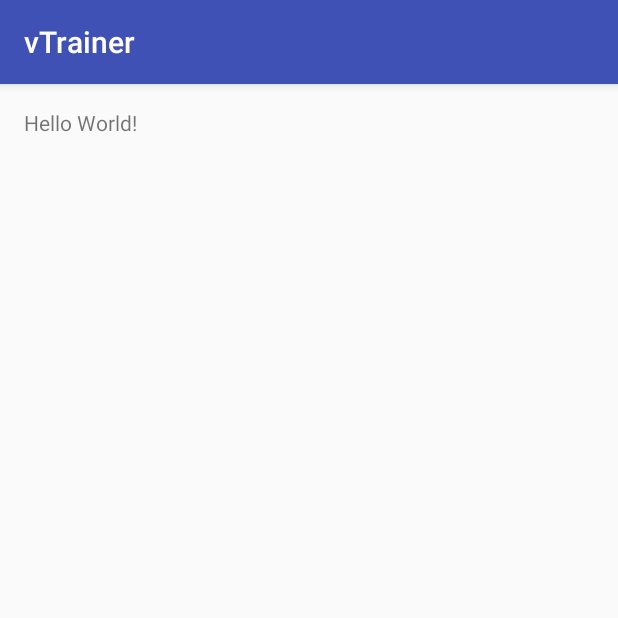
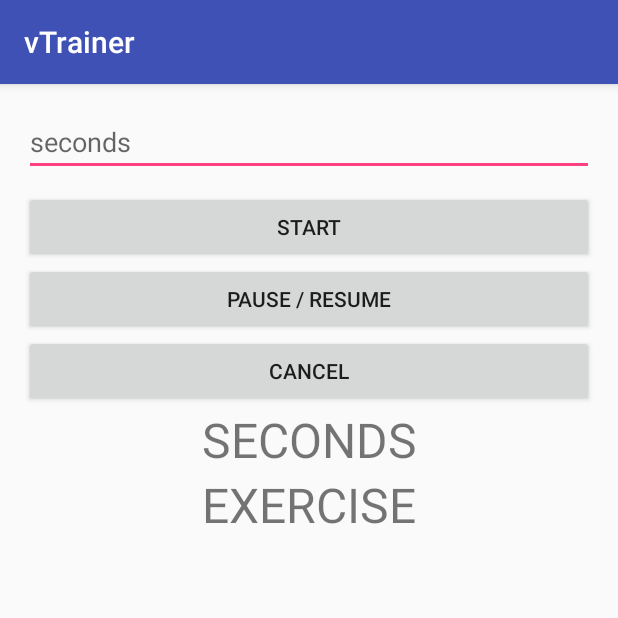
Before and after one commit to Tanagent/vTrainer, an Android app: the screen it shows after launch (MainActivity), on a phone screen of 412 x 824 dp, the top half of it. Run offline under Robolectric (Android 15) with nearby library versions, the phone set to English and light mode, and no system bars.

Commit message:
added a timer with start and cancel functionalities

```diff
--- a/app/src/main/java/com/tanagent/brian/vtrainer/MainActivity.java
+++ b/app/src/main/java/com/tanagent/brian/vtrainer/MainActivity.java
@@ -1,13 +1,108 @@
 package com.tanagent.brian.vtrainer;
 
+import android.os.CountDownTimer;
 import android.support.v7.app.AppCompatActivity;
 import android.os.Bundle;
+import android.util.Log;
+import android.view.View;
+import android.widget.Button;
+import android.widget.EditText;
+import android.widget.TextView;
 
 public class MainActivity extends AppCompatActivity {
+
+    private EditText editText;
+    private Button buttonStart;
+    private Button buttonCancel;
+    private Button buttonPause;
+    private TextView textView;
+    private TextView exerciseText;
+    private CountDownTimer countDownTimer;
+    private boolean isPaused = false;
+    private int secondsLeft;
 
     @Override
     protected void onCreate(Bundle savedInstanceState) {
         super.onCreate(savedInstanceState);
         setContentView(R.layout.activity_main);
+
+        editText = (EditText) findViewById(R.id.edit_seconds);
+        buttonStart = (Button) findViewById(R.id.start_btn);
+        buttonPause = (Button) findViewById(R.id.pause_btn);
+        buttonCancel = (Button) findViewById(R.id.cancel_btn);
+        textView = (TextView) findViewById(R.id.seconds_text);
+        exerciseText = (TextView) findViewById(R.id.exercise_text);
+
+        buttonStart.setOnClickListener(new View.OnClickListener() {
+
+            @Override
+            public void onClick(View v) {
+                String text = editText.getText().toString();
+                if(!text.equalsIgnoreCase("")) {
+                    int seconds = 0;
+                    if(countDownTimer == null) {
+                        seconds = Integer.valueOf(text);
+                    } else {
+                        seconds = secondsLeft;
+                    }
+                    if(countDownTimer == null) {
+                        countDownTimer = new CountDownTimer(seconds * 1000, 1000) {
+                            int count = 0;
+                            @Override
+                            public void onTick(long millisUntilFinished) {
+                                textView.setText("seconds: " + (int) (millisUntilFinished / 1000));
+                                secondsLeft = (int) (millisUntilFinished / 1000);
+                                if (count <= 15) {
+                                    count++;
+                                    Log.i("count", String.valueOf(count));
+                                    exerciseText.setText("DO SOMETHING");
+                                } else if (count > 15 && count <= 20) {
+                                    count++;
+                                    Log.i("count", String.valueOf(count));
+                                    exerciseText.setText("REST");
+                                } else {
+                                    count = 0;
+                                    Log.i("count", String.valueOf(count));
+                                }
+                            }
+
+                            @Override
+                            public void onFinish() {
+                                textView.setText("FINISHED");
+                            }
+
+                        }.start();
+                    }
+                }
+            }
+        });
+
+        buttonPause.setOnClickListener(new View.OnClickListener() {
+            @Override
+            public void onClick(View v) {
+                if(countDownTimer != null) {
+                    if (isPaused != false) {
+                        buttonPause.setText("PAUSE");
+                        isPaused = false;
+                    } else {
+                        buttonPause.setText("RESUME");
+                        isPaused = true;
+                    }
+                }
+
+            }
+        });
+
+        buttonCancel.setOnClickListener(new View.OnClickListener() {
+            @Override
+            public void onClick(View v) {
+                if(countDownTimer != null) {
+                    countDownTimer.cancel();
+                    countDownTimer = null;
+                }
+
+                textView.setText("SECONDS");
+            }
+        });
     }
 }
--- a/app/src/main/res/layout/activity_main.xml
+++ b/app/src/main/res/layout/activity_main.xml
@@ -1,16 +1,55 @@
 <?xml version="1.0" encoding="utf-8"?>
-<RelativeLayout xmlns:android="http://schemas.android.com/apk/res/android"
+<LinearLayout xmlns:android="http://schemas.android.com/apk/res/android"
     xmlns:tools="http://schemas.android.com/tools"
     android:layout_width="match_parent"
     android:layout_height="match_parent"
+    android:orientation="vertical"
     android:paddingBottom="@dimen/activity_vertical_margin"
     android:paddingLeft="@dimen/activity_horizontal_margin"
     android:paddingRight="@dimen/activity_horizontal_margin"
     android:paddingTop="@dimen/activity_vertical_margin"
     tools:context="com.tanagent.brian.vtrainer.MainActivity">
 
+    <EditText
+        android:id="@+id/edit_seconds"
+        android:layout_width="match_parent"
+        android:layout_height="wrap_content"
+        android:hint="seconds"
+        android:ems="10"
+        android:inputType="numberSigned"/>
+
+    <Button
+        android:id="@+id/start_btn"
+        android:layout_width="match_parent"
+        android:layout_height="wrap_content"
+        android:layout_marginTop="10dp"
+        android:text="START"/>
+
+    <Button
+        android:id="@+id/pause_btn"
+        android:layout_width="match_parent"
+        android:layout_height="wrap_content"
+        android:text="PAUSE / RESUME"/>
+
+    <Button
+        android:id="@+id/cancel_btn"
+        android:layout_width="match_parent"
+        android:layout_height="wrap_content"
+        android:text="CANCEL"/>
+
     <TextView
-        android:layout_width="wrap_content"
+        android:id="@+id/seconds_text"
+        android:layout_width="match_parent"
         android:layout_height="wrap_content"
-        android:text="Hello World!" />
-</RelativeLayout>
+        android:text="SECONDS"
+        android:gravity="center"
+        android:textSize="32dp"/>
+
+    <TextView
+        android:id="@+id/exercise_text"
+        android:layout_width="match_parent"
+        android:layout_height="wrap_content"
+        android:text="EXERCISE"
+        android:gravity="center"
+        android:textSize="32dp"/>
+</LinearLayout>
--- a/build.gradle
+++ b/build.gradle
@@ -5,7 +5,7 @@ buildscript {
         jcenter()
     }
     dependencies {
-        classpath 'com.android.tools.build:gradle:2.1.3'
+        classpath 'com.android.tools.build:gradle:2.2.3'
 
         // NOTE: Do not place your application dependencies here; they belong
         // in the individual module build.gradle files
```
Also changed, not shown: app/src/main/java/com/tanagent/brian/vtrainer/Exercise.java (added, +8 -0 lines).
